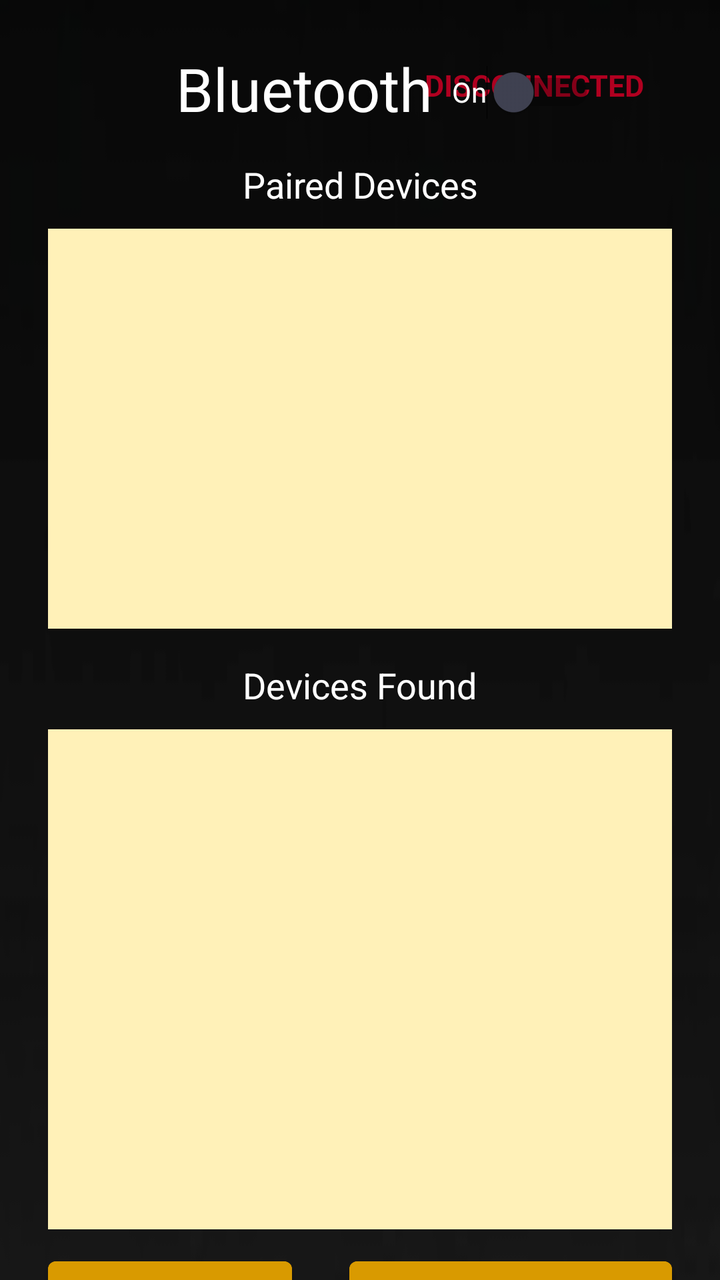
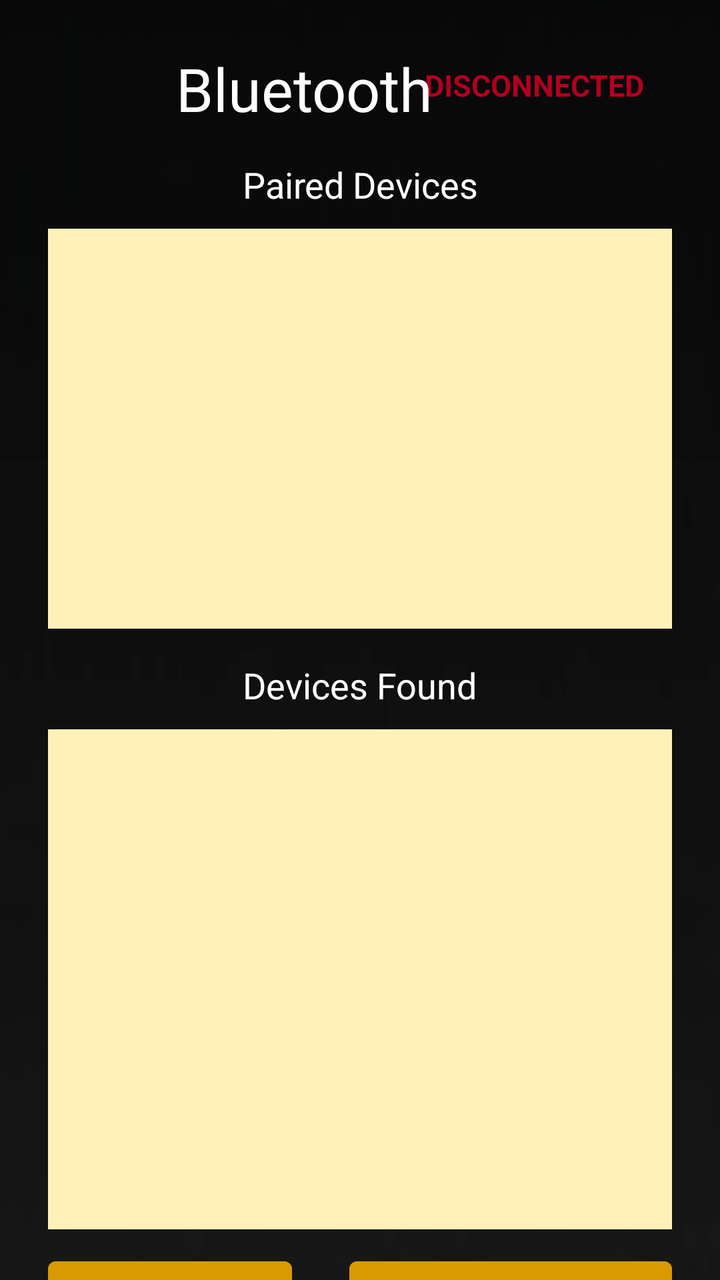

Two renders of the same Android screen: before a commit and after it. Below are the layout's source before the change and the commit's diff.
<!-- AndroidManifest.xml: application theme Theme.MDP_Grp_14 -->
<!-- res/layout/bluetooth.xml -->
<?xml version="1.0" encoding="utf-8"?>
<androidx.constraintlayout.widget.ConstraintLayout xmlns:android="http://schemas.android.com/apk/res/android"
    xmlns:app="http://schemas.android.com/apk/res-auto"
    android:layout_width="match_parent"
    android:layout_height="match_parent"
    android:background="@drawable/bg4">

    <Button
        android:id="@+id/backBtn"
        android:layout_width="wrap_content"
        android:layout_height="90dp"
        android:layout_centerHorizontal="true"
        android:layout_marginStart="10dp"
        android:layout_marginLeft="20dp"
        android:layout_marginTop="10dp"
        android:background="?android:attr/selectableItemBackground"
        android:foreground="@drawable/back" />

    <TextView
        android:id="@+id/connStatusTextView"
        android:layout_width="138dp"
        android:layout_height="45dp"
        android:layout_marginTop="20dp"
        android:layout_marginEnd="24dp"
        android:foregroundGravity="center"
        android:gravity="center"
        android:text="Disconnected"
        android:textAllCaps="true"
        android:textColor="@color/design_default_color_error"
        android:textSize="15sp"
        android:textStyle="bold"
        app:layout_constraintEnd_toEndOf="parent"

        app:layout_constraintTop_toTopOf="parent" />

    <TextView
        android:id="@+id/textView"
        android:layout_width="138dp"
        android:layout_height="42dp"

        android:layout_marginTop="24dp"
        android:text="Bluetooth"
        android:textColor="@color/white"
        android:textSize="30sp"
        app:layout_constraintStart_toEndOf="@+id/backBtn"
        app:layout_constraintTop_toTopOf="parent" />

    <Switch
        android:id="@+id/bluetoothSwitch"
        android:layout_width="wrap_content"
        android:layout_height="42dp"
        android:layout_marginTop="25dp"
        android:buttonTint="#404252"
        android:text="On"
        android:textColor="@color/white"
        android:textSize="14sp"
        android:thumbTint="#404252"
        app:layout_constraintTop_toTopOf="parent"
        app:layout_constraintStart_toEndOf="@+id/textView" />

    <Button
        android:id="@+id/scanButton"
        android:layout_width="wrap_content"
        android:layout_height="wrap_content"
        android:layout_marginStart="24dp"
        android:layout_marginTop="10dp"
        android:backgroundTint="@color/colorYellow"
        android:paddingHorizontal="34dp"
        android:paddingVertical="14dp"
        android:text="Scan"
        android:textColor="#FFFFFF"
        android:textSize="18sp"
        android:onClick="toggleButtonScan"
        app:layout_constraintStart_toStartOf="parent"
        app:layout_constraintTop_toBottomOf="@+id/otherDevicesListView" />

    <TextView
        android:id="@+id/textView2"
        android:layout_width="wrap_content"
        android:layout_height="wrap_content"
        android:layout_marginTop="80dp"
        android:text="Paired Devices"
        android:textColor="@color/white"
        android:textSize="18dp"
        app:layout_constraintEnd_toEndOf="parent"
        app:layout_constraintStart_toStartOf="parent"
        app:layout_constraintTop_toTopOf="parent" />

    <ListView
        android:id="@+id/pairedDevicesListView"
        android:layout_width="match_parent"
        android:layout_height="200dp"
        android:layout_marginStart="24dp"
        android:layout_marginTop="10dp"
        android:layout_marginEnd="24dp"
        android:background="#FFF1B8"
        android:listSelector="#F2D675"
        android:padding="10dp"
        android:scrollbars="vertical"
        app:layout_constraintEnd_toEndOf="parent"
        app:layout_constraintHorizontal_bias="0.0"
        app:layout_constraintStart_toStartOf="parent"
        app:layout_constraintTop_toBottomOf="@+id/textView2" />

    <TextView
        android:id="@+id/textView5"
        android:layout_width="wrap_content"
        android:layout_height="wrap_content"
        android:layout_marginTop="16dp"
        android:text="Devices Found"
        android:textColor="@color/white"
        android:textSize="18sp"
        app:layout_constraintEnd_toEndOf="parent"
        app:layout_constraintStart_toStartOf="parent"
        app:layout_constraintTop_toBottomOf="@+id/pairedDevicesListView" />

    <ListView
        android:id="@+id/otherDevicesListView"
        android:layout_width="0dp"
        android:layout_height="250dp"
        android:layout_marginStart="24dp"
        android:layout_marginTop="10dp"
        android:layout_marginEnd="24dp"
        android:layout_marginBottom="10dp"
        android:background="#FFF1B8"
        android:listSelector="#F2D675"
        android:padding="10dp"
        app:layout_constraintEnd_toEndOf="parent"
        app:layout_constraintStart_toStartOf="parent"
        app:layout_constraintTop_toBottomOf="@+id/textView5">

    </ListView>

    <Button
        android:id="@+id/connectBtn"
        android:layout_width="wrap_content"
        android:layout_height="wrap_content"
        android:layout_marginTop="10dp"
        android:layout_marginEnd="24dp"
        android:backgroundTint="@color/colorYellow"
        android:paddingHorizontal="34dp"
        android:paddingVertical="14dp"
        android:text="Connect"
        android:textColor="#FFFFFF"
        android:textSize="18sp"
        app:layout_constraintEnd_toEndOf="parent"
        app:layout_constraintTop_toBottomOf="@+id/otherDevicesListView" />

</androidx.constraintlayout.widget.ConstraintLayout>
<!-- resources referenced by this layout -->
<resources>
  <color name="colorYellow">#D99A00</color>
  <color name="white">#FFFFFFFF</color>
  <!-- drawable back: png bitmap (drawable, 251743 bytes) -->
  <!-- drawable bg4: png bitmap (drawable, 20532 bytes) -->
  <style name="Theme.MDP_Grp_14" parent="Theme.MaterialComponents.DayNight.DarkActionBar">
          
          <item name="colorPrimary">@color/purple_500</item>
          <item name="colorPrimaryVariant">@color/purple_700</item>
          <item name="colorOnPrimary">@color/white</item>
          
          <item name="colorSecondary">@color/teal_200</item>
          <item name="colorSecondaryVariant">@color/teal_700</item>
          <item name="colorOnSecondary">@color/black</item>
          
          <item name="android:statusBarColor" tools:targetApi="l">?attr/colorPrimaryVariant</item>
          
      </style>
  <color name="purple_500">#FF6200EE</color>
  <color name="purple_700">#FF3700B3</color>
  <color name="teal_200">#FF03DAC5</color>
  <color name="teal_700">#FF018786</color>
  <color name="black">#FF000000</color>
</resources>

<!-- the commit's change to res/layout/bluetooth.xml (unified diff, before → after) -->
@@ -44,19 +44,6 @@
         android:textSize="30sp"
         app:layout_constraintStart_toEndOf="@+id/backBtn"
         app:layout_constraintTop_toTopOf="parent" />
-
-    <Switch
-        android:id="@+id/bluetoothSwitch"
-        android:layout_width="wrap_content"
-        android:layout_height="42dp"
-        android:layout_marginTop="25dp"
-        android:buttonTint="#404252"
-        android:text="On"
-        android:textColor="@color/white"
-        android:textSize="14sp"
-        android:thumbTint="#404252"
-        app:layout_constraintTop_toTopOf="parent"
-        app:layout_constraintStart_toEndOf="@+id/textView" />
 
     <Button
         android:id="@+id/scanButton"
